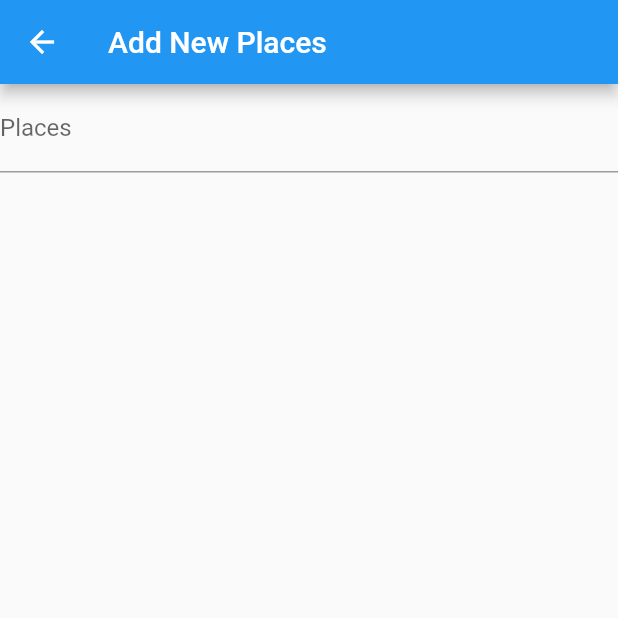
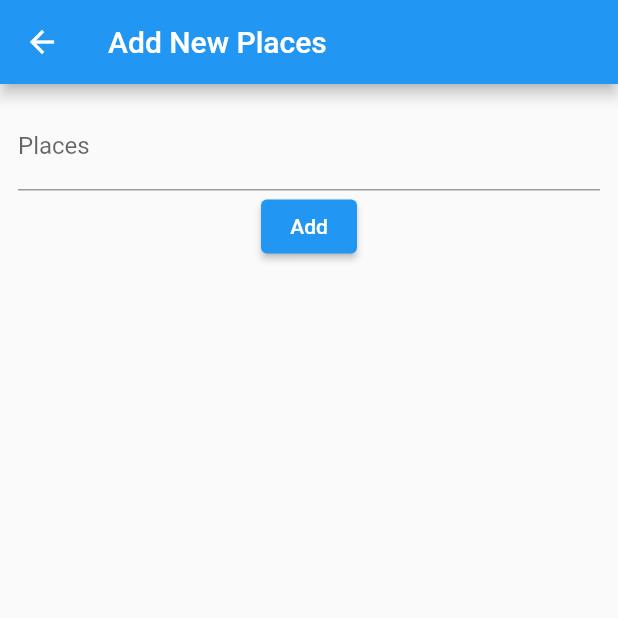
Before and after one commit to iHamza7/Native-features, a Flutter app: the AddPlaceScreen screen opened directly, on a phone screen of 412 x 824 dp, the top half of it. Run offline on Flutter 3.47's test engine with Material 2 defaults, Android fonts, the phone set to English and light mode, and no system bars.

Commit message:
lib changed

```diff
--- a/lib/screens/addplacesscreen.dart
+++ b/lib/screens/addplacesscreen.dart
@@ -23,12 +23,17 @@ class _AddPlaceScreenState extends State<AddPlaceScreen> {
         title: const Text('Add New Places'),
       ),
       body: SingleChildScrollView(
+        padding: const EdgeInsets.all(12),
         child: Column(
           children: [
             TextField(
               decoration: const InputDecoration(labelText: 'Places'),
               controller: _titleController,
-            )
+            ),
+            ElevatedButton(
+              onPressed: () {},
+              child: const Text('Add'),
+            ),
           ],
         ),
       ),
```
